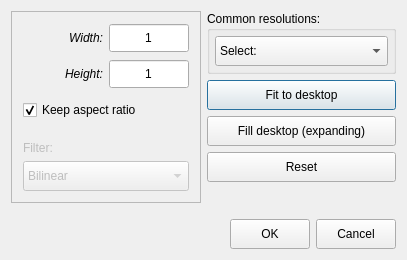
Before: the Qt Designer form gui/resizedialog.ui in do-i/thumbgrid, drawn with Qt 5.
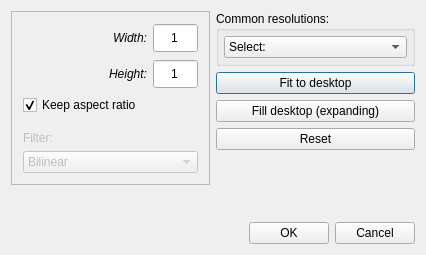
After: the same form once the commit is applied.

Commit message: better ResizeDialog ui scaling

Patch:
```diff
--- a/gui/resizedialog.ui
+++ b/gui/resizedialog.ui
@@ -6,8 +6,8 @@
    <rect>
     <x>0</x>
     <y>0</y>
-    <width>407</width>
-    <height>260</height>
+    <width>426</width>
+    <height>255</height>
    </rect>
   </property>
   <property name="sizePolicy">
@@ -18,14 +18,14 @@
   </property>
   <property name="minimumSize">
    <size>
-    <width>0</width>
-    <height>260</height>
+    <width>100</width>
+    <height>100</height>
    </size>
   </property>
   <property name="maximumSize">
    <size>
-    <width>500</width>
-    <height>350</height>
+    <width>16777215</width>
+    <height>16777215</height>
    </size>
   </property>
   <property name="windowTitle">
@@ -48,7 +48,7 @@
           <item row="0" column="1">
            <widget class="QSpinBox" name="width">
             <property name="sizePolicy">
-             <sizepolicy hsizetype="Minimum" vsizetype="Fixed">
+             <sizepolicy hsizetype="Minimum" vsizetype="Minimum">
               <horstretch>0</horstretch>
               <verstretch>0</verstretch>
              </sizepolicy>
@@ -93,6 +93,12 @@
           </item>
           <item row="0" column="0">
            <widget class="QLabel" name="label">
+            <property name="sizePolicy">
+             <sizepolicy hsizetype="MinimumExpanding" vsizetype="Minimum">
+              <horstretch>0</horstretch>
+              <verstretch>0</verstretch>
+             </sizepolicy>
+            </property>
             <property name="font">
              <font>
               <italic>true</italic>
@@ -108,6 +114,12 @@
           </item>
           <item row="1" column="1">
            <widget class="QSpinBox" name="height">
+            <property name="sizePolicy">
+             <sizepolicy hsizetype="Minimum" vsizetype="Minimum">
+              <horstretch>0</horstretch>
+              <verstretch>0</verstretch>
+             </sizepolicy>
+            </property>
             <property name="minimumSize">
              <size>
               <width>0</width>
@@ -138,10 +150,16 @@
         </item>
         <item>
          <widget class="QCheckBox" name="keepAspectRatio">
+          <property name="sizePolicy">
+           <sizepolicy hsizetype="MinimumExpanding" vsizetype="Minimum">
+            <horstretch>0</horstretch>
+            <verstretch>0</verstretch>
+           </sizepolicy>
+          </property>
           <property name="minimumSize">
            <size>
             <width>0</width>
-            <height>30</height>
+            <height>0</height>
            </size>
           </property>
           <property name="text">
@@ -184,7 +202,7 @@
            <bool>false</bool>
           </property>
           <property name="sizePolicy">
-           <sizepolicy hsizetype="Minimum" vsizetype="Fixed">
+           <sizepolicy hsizetype="MinimumExpanding" vsizetype="Minimum">
             <horstretch>0</horstretch>
             <verstretch>0</verstretch>
            </sizepolicy>
@@ -192,7 +210,7 @@
           <property name="minimumSize">
            <size>
             <width>0</width>
-            <height>30</height>
+            <height>0</height>
            </size>
           </property>
           <property name="currentIndex">
@@ -249,7 +267,7 @@
           <item>
            <widget class="QComboBox" name="resComboBox">
             <property name="sizePolicy">
-             <sizepolicy hsizetype="Minimum" vsizetype="Fixed">
+             <sizepolicy hsizetype="MinimumExpanding" vsizetype="Minimum">
               <horstretch>0</horstretch>
               <verstretch>0</verstretch>
              </sizepolicy>
@@ -257,7 +275,7 @@
             <property name="minimumSize">
              <size>
               <width>0</width>
-              <height>30</height>
+              <height>0</height>
              </size>
             </property>
             <item>
@@ -328,7 +346,7 @@
        <item>
         <widget class="QPushButton" name="fitDesktopButton">
          <property name="sizePolicy">
-          <sizepolicy hsizetype="Minimum" vsizetype="Fixed">
+          <sizepolicy hsizetype="MinimumExpanding" vsizetype="Minimum">
            <horstretch>0</horstretch>
            <verstretch>0</verstretch>
           </sizepolicy>
@@ -336,7 +354,7 @@
          <property name="minimumSize">
           <size>
            <width>0</width>
-           <height>30</height>
+           <height>0</height>
           </size>
          </property>
          <property name="text">
@@ -346,10 +364,16 @@
        </item>
        <item>
         <widget class="QPushButton" name="fillDesktopButton">
+         <property name="sizePolicy">
+          <sizepolicy hsizetype="MinimumExpanding" vsizetype="Minimum">
+           <horstretch>0</horstretch>
+           <verstretch>0</verstretch>
+          </sizepolicy>
+         </property>
          <property name="minimumSize">
           <size>
            <width>0</width>
-           <height>30</height>
+           <height>0</height>
           </size>
          </property>
          <property name="text">
@@ -359,10 +383,16 @@
        </item>
        <item>
         <widget class="QPushButton" name="resetButton">
+         <property name="sizePolicy">
+          <sizepolicy hsizetype="MinimumExpanding" vsizetype="Minimum">
+           <horstretch>0</horstretch>
+           <verstretch>0</verstretch>
+          </sizepolicy>
+         </property>
          <property name="minimumSize">
           <size>
            <width>0</width>
-           <height>30</height>
+           <height>0</height>
           </size>
          </property>
          <property name="text">
@@ -420,10 +450,16 @@
      </item>
      <item>
       <widget class="QPushButton" name="okButton">
+       <property name="sizePolicy">
+        <sizepolicy hsizetype="Minimum" vsizetype="Minimum">
+         <horstretch>0</horstretch>
+         <verstretch>0</verstretch>
+        </sizepolicy>
+       </property>
        <property name="minimumSize">
         <size>
          <width>0</width>
-         <height>30</height>
+         <height>0</height>
         </size>
        </property>
        <property name="text">
@@ -433,10 +469,16 @@
      </item>
      <item>
       <widget class="QPushButton" name="cancelButton">
+       <property name="sizePolicy">
+        <sizepolicy hsizetype="Minimum" vsizetype="Minimum">
+         <horstretch>0</horstretch>
+         <verstretch>0</verstretch>
+        </sizepolicy>
+       </property>
        <property name="minimumSize">
         <size>
          <width>0</width>
-         <height>30</height>
+         <height>0</height>
         </size>
        </property>
        <property name="text">
```
The commit also changes 5 other files.
